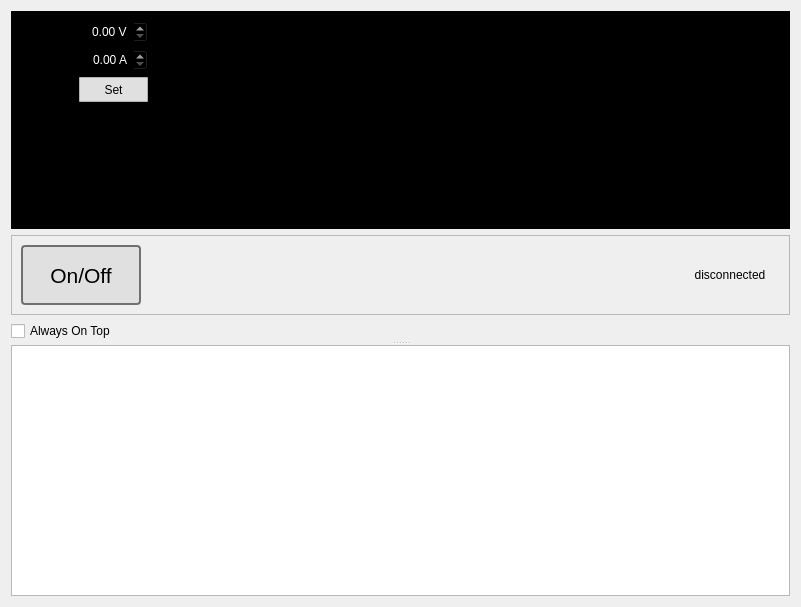
Old version of the form mainwidget.ui in the repository t2ft/DP700.
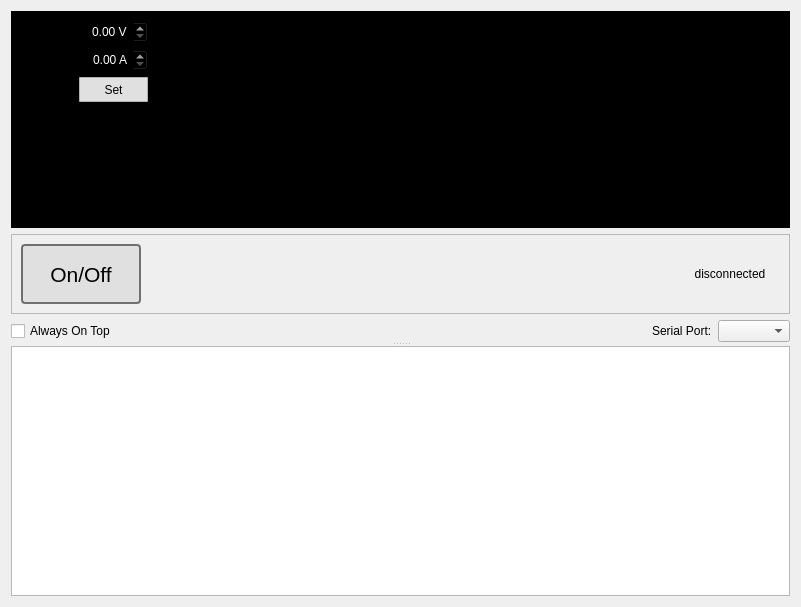
New version of the form.

Commit message: added serial port selection

Diff of the .ui file:
```diff
--- a/mainwidget.ui
+++ b/mainwidget.ui
@@ -297,11 +297,38 @@
         </widget>
        </item>
        <item>
+        <layout class="QHBoxLayout" name="horizontalLayout_4">
+         <item>
         <widget class="QCheckBox" name="alwaysOnTop">
          <property name="text">
           <string>Always On Top</string>
          </property>
         </widget>
+         </item>
+         <item>
+          <spacer name="horizontalSpacer_3">
+           <property name="orientation">
+            <enum>Qt::Horizontal</enum>
+           </property>
+           <property name="sizeHint" stdset="0">
+            <size>
+             <width>40</width>
+             <height>20</height>
+            </size>
+           </property>
+          </spacer>
+         </item>
+         <item>
+          <widget class="QLabel" name="label">
+           <property name="text">
+            <string>Serial Port:</string>
+           </property>
+          </widget>
+         </item>
+         <item>
+          <widget class="QComboBox" name="serialPort"/>
+         </item>
+        </layout>
        </item>
       </layout>
      </widget>
```
Lines whose indentation alone changed are shown as unchanged. The commit also changes 4 other files.
